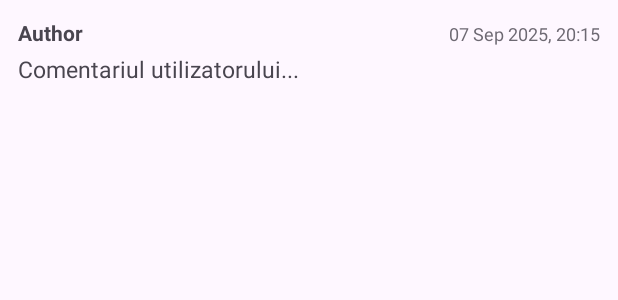
After one commit to marcopetcu/BookClub, an Android app: the layout item_comment.xml on its own in the app's theme, with its tools: preview values and no code run, on a phone screen of 412 x 824 dp. The commit adds this screen. Shown: the top 300 px of the screen. Run offline under Robolectric (Android 15) with nearby library versions, the phone set to English and light mode, and no system bars.

Commit message:
Add Comments

```diff
--- /dev/null
+++ b/app/src/main/res/layout/item_comment.xml
@@ -0,0 +1,40 @@
+<?xml version="1.0" encoding="utf-8"?>
+<LinearLayout xmlns:android="http://schemas.android.com/apk/res/android"
+    android:layout_width="match_parent"
+    android:layout_height="wrap_content"
+    android:orientation="vertical"
+    android:padding="12dp">
+
+    <!-- prima linie: autor + timestamp -->
+    <LinearLayout
+        android:layout_width="match_parent"
+        android:layout_height="wrap_content"
+        android:orientation="horizontal">
+
+        <TextView
+            android:id="@+id/txtAuthor"
+            android:layout_width="0dp"
+            android:layout_height="wrap_content"
+            android:layout_weight="1"
+            android:textStyle="bold"
+            android:textSize="14sp"
+            android:text="Author"/>
+
+        <TextView
+            android:id="@+id/txtTime"
+            android:layout_width="wrap_content"
+            android:layout_height="wrap_content"
+            android:textSize="12sp"
+            android:alpha="0.8"
+            android:text="07 Sep 2025, 20:15"/>
+    </LinearLayout>
+
+    <!-- conținutul comentariului -->
+    <TextView
+        android:id="@+id/txtContent"
+        android:layout_width="match_parent"
+        android:layout_height="wrap_content"
+        android:layout_marginTop="4dp"
+        android:textSize="15sp"
+        android:text="Comentariul utilizatorului..." />
+</LinearLayout>
--- a/app/src/main/res/values/strings.xml
+++ b/app/src/main/res/values/strings.xml
@@ -55,4 +55,6 @@
     <string name="hint_add_comment">Write a comment…</string>
     <string name="send">Send</string>
     <string name="club_detail_preview">Club #0</string>
+    <string name="hint_comment">Scrie un comentariu…</string>
+    <string name="btn_send">Trimite</string>
 </resources>
```
Also changed, not shown: app/src/main/java/com/example/bookclub/ui/club/ClubComment.kt (added, +11 -0 lines), app/src/main/java/com/example/bookclub/ui/club/ClubDetailFragment.kt (+30 -14 lines), app/src/main/java/com/example/bookclub/ui/club/ClubDetailViewModel.kt (+20 -20 lines), app/src/main/java/com/example/bookclub/ui/club/CommentsAdapter.kt (+34 -16 lines).
